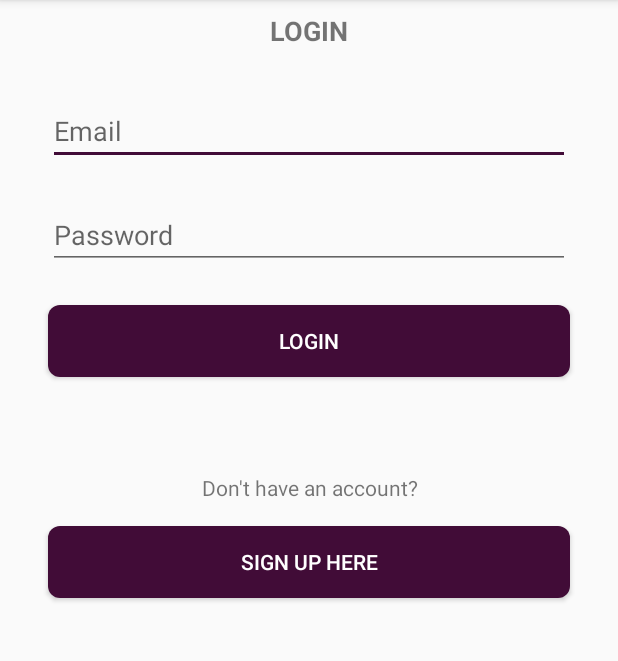
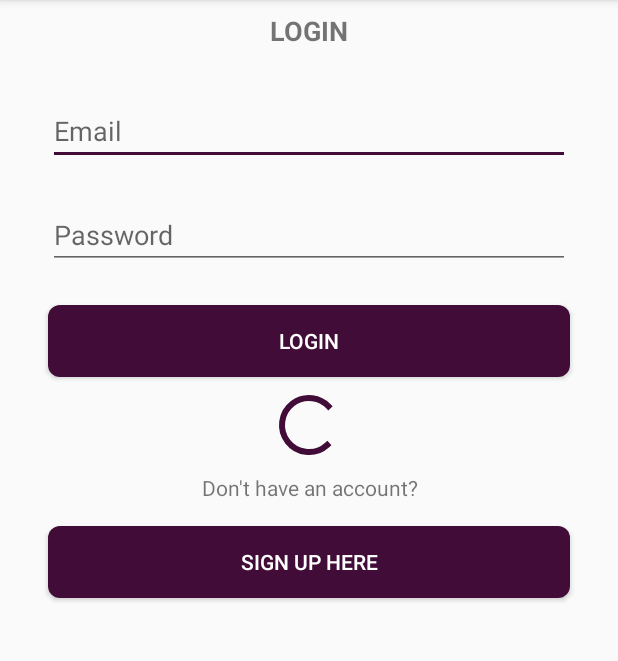
Before and after one commit to vishaljoshi005/Materials-Chat, an Android app: the LoginActivity screen opened directly, with no data from a screen before it, on a phone screen of 412 x 824 dp, the part 84-745 px from its top. Run offline under Robolectric (Android 15) with nearby library versions, the phone set to English and light mode, and no system bars; 1 statement that could not run was skipped.

Commit message:
Chat-Version7

```diff
--- a/app/src/main/java/in/ivishaljoshi/materialchats/controller/MainActivity.kt
+++ b/app/src/main/java/in/ivishaljoshi/materialchats/controller/MainActivity.kt
@@ -88,7 +88,7 @@ class MainActivity : AppCompatActivity() {
             //logout
             UserDataService.logout()
             nav_drawer_header_include.userEmailNavHeader.text = ""
-            nav_drawer_header_include.userNameNavHeader.text = "Login"
+            nav_drawer_header_include.userNameNavHeader.text = ""
             nav_drawer_header_include.userImageNavHeader.setImageResource(R.drawable.profiledefault)
             nav_drawer_header_include.userImageNavHeader.setBackgroundColor(Color.TRANSPARENT)
             nav_drawer_header_include.loginBtnNavHeader.text = "Login"
--- a/app/src/main/java/in/ivishaljoshi/materialchats/utilities/Constants.kt
+++ b/app/src/main/java/in/ivishaljoshi/materialchats/utilities/Constants.kt
@@ -6,6 +6,7 @@ const val BASE_URL = "https://materialchats.herokuapp.com/v1/"
 const val URL_REGISTER="${BASE_URL}account/register"
 const val URL_LOGIN = "${BASE_URL}account/login"
 const val URL_CREATE_USER = "${BASE_URL}user/add"
+const val URL_GET_USER = "${BASE_URL}user/byEmail/"
 
 //Broadcast constants
 
--- a/app/src/main/res/layout/activity_login.xml
+++ b/app/src/main/res/layout/activity_login.xml
@@ -22,20 +22,20 @@
         app:layout_constraintTop_toTopOf="parent" />
 
     <EditText
-        android:id="@+id/loginLoginText"
+        android:id="@+id/loginEmailText"
         android:layout_width="0dp"
         android:layout_height="wrap_content"
         android:layout_marginStart="32dp"
         android:layout_marginTop="32dp"
         android:layout_marginEnd="32dp"
+        android:autofillHints="no"
         android:ems="10"
         android:hint="@string/email_hint"
         android:inputType="textEmailAddress"
         app:layout_constraintEnd_toEndOf="parent"
         app:layout_constraintStart_toStartOf="parent"
         app:layout_constraintTop_toBottomOf="@+id/textView"
-        android:autofillHints="no"
-        tools:targetApi="o"/>
+        tools:targetApi="o" />
 
     <EditText
         android:id="@+id/loginPasswordText"
@@ -44,14 +44,14 @@
         android:layout_marginStart="32dp"
         android:layout_marginTop="24dp"
         android:layout_marginEnd="32dp"
+        android:autofillHints="no"
         android:ems="10"
         android:hint="@string/password_hint"
         android:inputType="textPassword"
         app:layout_constraintEnd_toEndOf="parent"
         app:layout_constraintStart_toStartOf="parent"
-        app:layout_constraintTop_toBottomOf="@+id/loginLoginText"
-        android:autofillHints="no"
-        tools:targetApi="o"/>
+        app:layout_constraintTop_toBottomOf="@+id/loginEmailText"
+        tools:targetApi="o" />
 
     <Button
         android:id="@+id/loginLoginBtn"
@@ -95,4 +95,17 @@
         app:layout_constraintEnd_toEndOf="parent"
         app:layout_constraintStart_toStartOf="parent"
         app:layout_constraintTop_toBottomOf="@+id/textView2" />
+
+    <ProgressBar
+        android:id="@+id/loginSpinner"
+        style="?android:attr/progressBarStyle"
+        android:layout_width="wrap_content"
+        android:layout_height="wrap_content"
+        android:layout_marginTop="8dp"
+        android:layout_marginBottom="8dp"
+        app:layout_constraintBottom_toTopOf="@+id/textView2"
+        app:layout_constraintEnd_toEndOf="parent"
+        app:layout_constraintHorizontal_bias="0.5"
+        app:layout_constraintStart_toStartOf="parent"
+        app:layout_constraintTop_toBottomOf="@+id/loginLoginBtn" />
 </android.support.constraint.ConstraintLayout>
--- a/app/src/main/res/layout/nav_header_main.xml
+++ b/app/src/main/res/layout/nav_header_main.xml
@@ -25,7 +25,7 @@
         android:id="@+id/userNameNavHeader"
         android:layout_width="wrap_content"
         android:layout_height="wrap_content"
-        android:layout_marginStart="24dp"
+        android:layout_marginStart="8dp"
         android:paddingTop="@dimen/nav_header_vertical_spacing"
         android:textColor="@color/colorAccent"
         app:layout_constraintStart_toEndOf="@+id/userImageNavHeader"
@@ -36,10 +36,9 @@
         android:id="@+id/userEmailNavHeader"
         android:layout_width="wrap_content"
         android:layout_height="wrap_content"
-        android:layout_marginStart="24dp"
+        android:layout_marginStart="8dp"
         android:layout_marginTop="8dp"
         android:textColor="@color/colorAccent"
-        app:layout_constraintBottom_toBottomOf="@+id/userImageNavHeader"
         app:layout_constraintStart_toEndOf="@+id/userImageNavHeader"
         app:layout_constraintTop_toBottomOf="@+id/userNameNavHeader"
         tools:text="@string/user_email" />
```
Also changed, not shown: app/src/main/java/in/ivishaljoshi/materialchats/controller/LoginActivity.kt (+57 -0 lines), app/src/main/java/in/ivishaljoshi/materialchats/services/AuthService.kt (+52 -12 lines).
